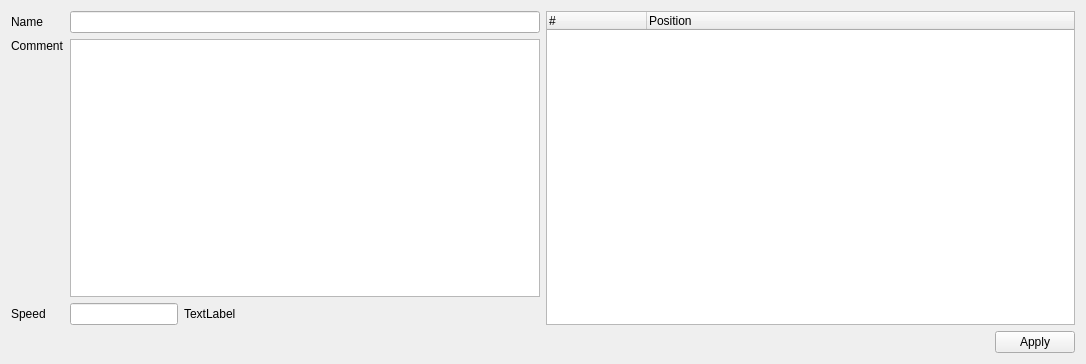
Before: the Qt Designer form src/IOverlayDistanceEditWidget.ui in ntruchsess/QLandkarteGT, drawn with Qt 5.
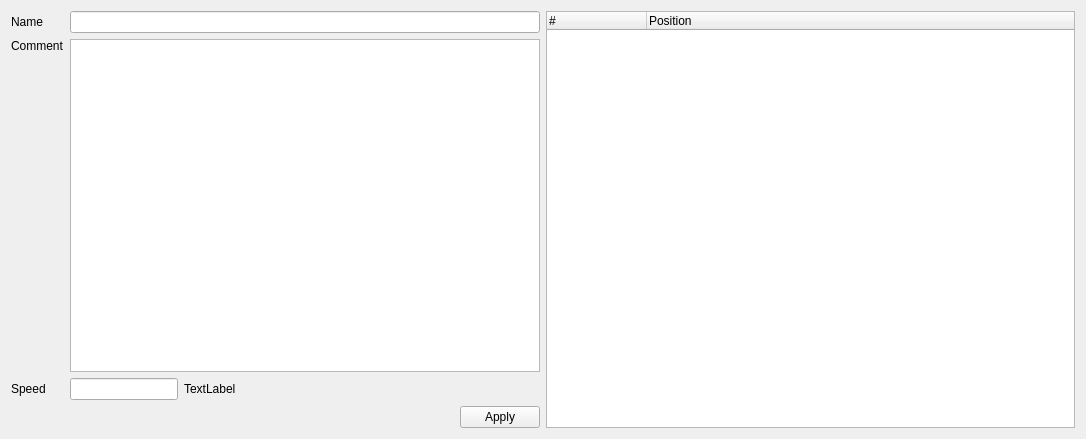
After: the same form once the commit is applied.

What changed in the file:
```diff
--- a/src/IOverlayDistanceEditWidget.ui
+++ b/src/IOverlayDistanceEditWidget.ui
@@ -7,12 +7,14 @@
     <x>0</x>
     <y>0</y>
     <width>1086</width>
-    <height>364</height>
+    <height>439</height>
    </rect>
   </property>
   <property name="windowTitle">
    <string>Form</string>
   </property>
+  <layout class="QHBoxLayout" name="horizontalLayout_3">
+   <item>
   <layout class="QVBoxLayout" name="verticalLayout">
    <item>
     <layout class="QHBoxLayout" name="horizontalLayout_2">
@@ -90,6 +92,26 @@
        </item>
       </layout>
      </item>
+      </layout>
+     </item>
+     <item>
+      <widget class="QDialogButtonBox" name="buttonBox">
+       <property name="sizePolicy">
+        <sizepolicy hsizetype="Expanding" vsizetype="Fixed">
+         <horstretch>0</horstretch>
+         <verstretch>0</verstretch>
+        </sizepolicy>
+       </property>
+       <property name="standardButtons">
+        <set>QDialogButtonBox::Apply</set>
+       </property>
+       <property name="centerButtons">
+        <bool>false</bool>
+       </property>
+      </widget>
+     </item>
+    </layout>
+   </item>
      <item>
       <widget class="QTreeWidget" name="treeWidget">
        <property name="contextMenuPolicy">
@@ -111,15 +133,6 @@
          <string>Position</string>
         </property>
        </column>
-      </widget>
-     </item>
-    </layout>
-   </item>
-   <item>
-    <widget class="QDialogButtonBox" name="buttonBox">
-     <property name="standardButtons">
-      <set>QDialogButtonBox::Apply</set>
-     </property>
     </widget>
    </item>
   </layout>
```
Lines whose indentation alone changed are shown as unchanged.
